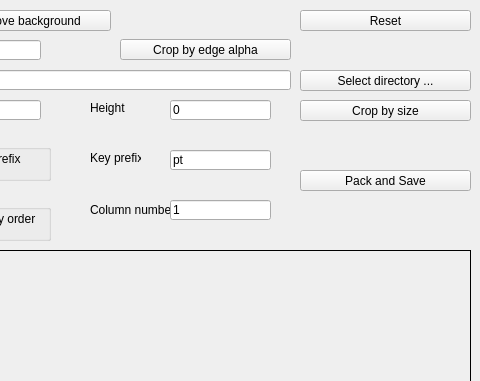
usbport11/TexPack, file mainwindow.ui: the form before one commit; both pictures show x 340 to 820 and y 0 to 381 of the 820 by 696 pixel window.
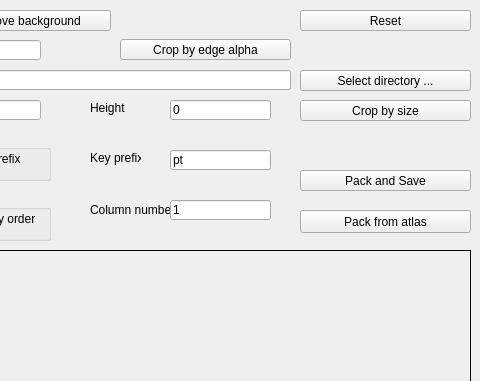
The form after the commit.

Diff of the .ui file:
```diff
--- a/mainwindow.ui
+++ b/mainwindow.ui
@@ -441,6 +441,19 @@
      <string>1</string>
     </property>
    </widget>
+   <widget class="QPushButton" name="btnPackFromAtlas">
+    <property name="geometry">
+     <rect>
+      <x>640</x>
+      <y>210</y>
+      <width>171</width>
+      <height>23</height>
+     </rect>
+    </property>
+    <property name="text">
+     <string>Pack from atlas</string>
+    </property>
+   </widget>
   </widget>
   <widget class="QMenuBar" name="menubar">
    <property name="geometry">
```
